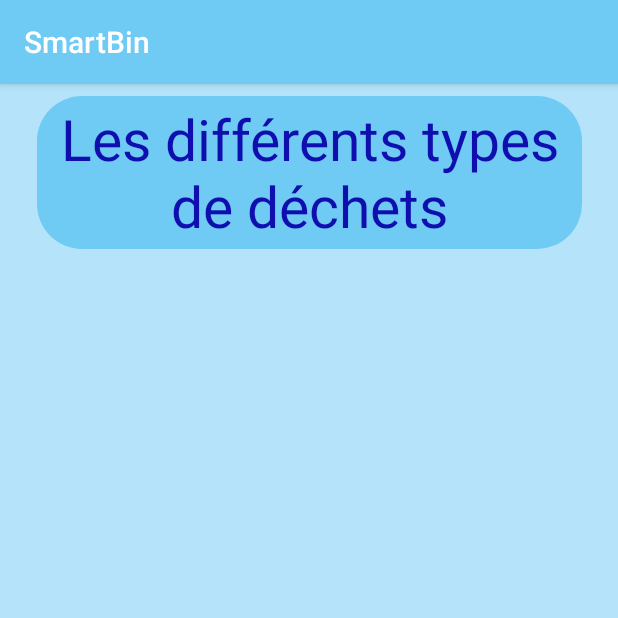
After one commit to FedericoFisicaro/BAB3-Projet-App-Mob-, an Android app: the InfoActivity screen opened directly, with no data from a screen before it, on a phone screen of 412 x 824 dp, the top half of it. The commit adds this screen. Run offline under Robolectric (Android 15) with nearby library versions, the phone set to English and light mode, and no system bars.

Commit message:
1 ère version design

```diff
--- /dev/null
+++ b/app/src/main/java/be/federico/projetappmob/InfoActivity.java
@@ -0,0 +1,20 @@
+package be.federico.projetappmob;
+
+import android.support.v7.app.AppCompatActivity;
+import android.os.Bundle;
+import android.widget.ListView;
+
+public class InfoActivity extends AppCompatActivity {
+
+    ListView lv;
+
+    @Override
+    protected void onCreate(Bundle savedInstanceState) {
+        super.onCreate(savedInstanceState);
+        setContentView(R.layout.activity_info);
+
+        lv=findViewById(R.id.listView);
+
+
+    }
+}
--- /dev/null
+++ b/app/src/main/res/drawable/rectangle_plein_bleu.xml
@@ -0,0 +1,15 @@
+<?xml version="1.0" encoding="utf-8"?>
+<shape xmlns:android="http://schemas.android.com/apk/res/android"
+    android:shape="rectangle" >
+
+    <!-- View background color -->
+    <solid
+        android:color="#6fcaf4" >
+    </solid>
+
+    <!-- The radius makes the corners rounded -->
+    <corners
+        android:radius="30dp"   >
+    </corners>
+
+</shape>
--- /dev/null
+++ b/app/src/main/res/layout/activity_info.xml
@@ -0,0 +1,43 @@
+<?xml version="1.0" encoding="utf-8"?>
+<android.support.constraint.ConstraintLayout xmlns:android="http://schemas.android.com/apk/res/android"
+    xmlns:app="http://schemas.android.com/apk/res-auto"
+    xmlns:tools="http://schemas.android.com/tools"
+    android:layout_width="match_parent"
+    android:layout_height="match_parent"
+    android:background="#b5e4fa"
+    tools:context=".InfoActivity">
+
+    <TextView
+        android:id="@+id/textView"
+        android:layout_width="363dp"
+        android:layout_height="102dp"
+        android:layout_marginStart="8dp"
+        android:layout_marginTop="8dp"
+        android:layout_marginEnd="8dp"
+        android:background="@drawable/rectangle_plein_bleu"
+        android:gravity="center"
+        android:text="Les différents types de déchets"
+        android:textColor="#0f0fb0"
+        android:textSize="38dp"
+        app:layout_constraintEnd_toEndOf="parent"
+        app:layout_constraintStart_toStartOf="parent"
+        app:layout_constraintTop_toTopOf="parent" />
+        app:layout_constraintEnd_toEndOf="parent"
+        app:layout_constraintHorizontal_bias="0.498"
+        app:layout_constraintStart_toStartOf="parent"
+        app:layout_constraintTop_toTopOf="parent" />
+
+    <ListView
+        android:id="@+id/listView"
+        android:layout_width="305dp"
+        android:layout_height="549dp"
+        android:layout_marginStart="8dp"
+        android:layout_marginTop="24dp"
+        android:layout_marginEnd="8dp"
+        app:layout_constraintEnd_toEndOf="parent"
+        app:layout_constraintHorizontal_bias="0.177"
+        app:layout_constraintStart_toStartOf="parent"
+        app:layout_constraintTop_toBottomOf="@+id/textView" />
+
+
+</android.support.constraint.ConstraintLayout>
--- a/app/src/main/res/values/colors.xml
+++ b/app/src/main/res/values/colors.xml
@@ -1,6 +1,6 @@
 <?xml version="1.0" encoding="utf-8"?>
 <resources>
-    <color name="colorPrimary">#008577</color>
-    <color name="colorPrimaryDark">#00574B</color>
+    <color name="colorPrimary">#6fcaf4</color>
+    <color name="colorPrimaryDark">#0f0fb0</color>
     <color name="colorAccent">#D81B60</color>
 </resources>
--- a/app/src/main/res/values/strings.xml
+++ b/app/src/main/res/values/strings.xml
@@ -1,3 +1,3 @@
 <resources>
-    <string name="app_name">Projet AppMob</string>
+    <string name="app_name">SmartBin</string>
 </resources>
--- a/build.gradle
+++ b/build.gradle
@@ -7,7 +7,7 @@ buildscript {
 
     }
     dependencies {
-        classpath 'com.android.tools.build:gradle:3.4.0'
+        classpath 'com.android.tools.build:gradle:3.4.1'
 
         // NOTE: Do not place your application dependencies here; they belong
         // in the individual module build.gradle files
```
Also changed, not shown: app/src/main/AndroidManifest.xml (+8 -1 lines), app/src/main/java/be/federico/projetappmob/AideActivity.java (added, +13 -0 lines), app/src/main/java/be/federico/projetappmob/DetectActivity.java (added, +43 -0 lines), app/src/main/java/be/federico/projetappmob/MainActivity.java (+39 -0 lines), app/src/main/res/drawable/rectagle_orange.xml (added, +21 -0 lines), app/src/main/res/drawable/rectangle.xml (added, +21 -0 lines), app/src/main/res/drawable/rectangle_bleu.xml (added, +21 -0 lines), app/src/main/res/drawable/rectangle_plein_orange.xml (added, +17 -0 lines), app/src/main/res/layout/activity_aide.xml (added, +45 -0 lines), app/src/main/res/layout/activity_detect.xml (added, +71 -0 lines), app/src/main/res/layout/activity_main.xml (+62 -59 lines).
